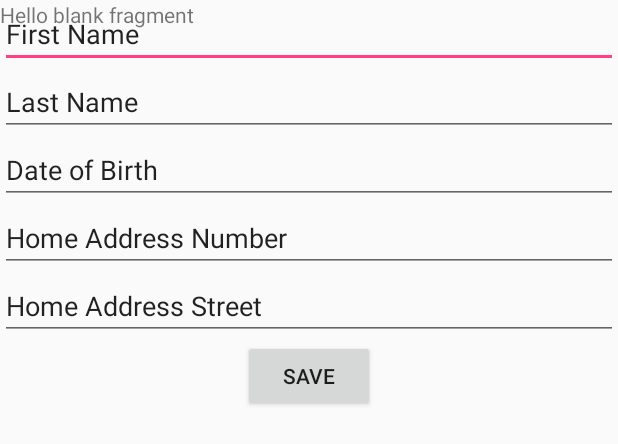
After one commit to Phunkenstein/votair, an Android app: the layout fragment_profile.xml on its own in the app's theme, with its tools: preview values and no code run, on a phone screen of 412 x 824 dp. The commit adds this screen. Shown: the top 444 px of the screen. Run offline under Robolectric (Android 15) with nearby library versions, the phone set to English and light mode, and no system bars.

Commit message:
Adding data models and fragment_profile.

```diff
--- /dev/null
+++ b/app/src/main/res/layout/fragment_profile.xml
@@ -0,0 +1,71 @@
+<FrameLayout xmlns:android="http://schemas.android.com/apk/res/android"
+    xmlns:tools="http://schemas.android.com/tools"
+    android:layout_width="match_parent"
+    android:layout_height="match_parent"
+    tools:context=".ProfileFragment">
+
+    <!-- TODO: Update blank fragment layout -->
+    <TextView
+        android:layout_width="match_parent"
+        android:layout_height="match_parent"
+        android:text="@string/hello_blank_fragment" />
+
+    <LinearLayout
+        android:orientation="vertical"
+        android:layout_width="match_parent"
+        android:layout_height="match_parent"
+        android:layout_gravity="center_horizontal|top">
+
+        <EditText
+            android:layout_width="match_parent"
+            android:layout_height="wrap_content"
+            android:inputType="textPersonName"
+            android:text="First Name"
+            android:ems="10"
+            android:id="@+id/firstNameid"
+            android:layout_gravity="center_horizontal" />
+
+        <EditText
+            android:layout_width="match_parent"
+            android:layout_height="wrap_content"
+            android:inputType="textPersonName"
+            android:text="Last Name"
+            android:ems="10"
+            android:id="@+id/lastNameid"
+            android:layout_gravity="center_horizontal" />
+
+        <EditText
+            android:layout_width="match_parent"
+            android:layout_height="wrap_content"
+            android:inputType="date"
+            android:ems="10"
+            android:id="@+id/dateOfBirthid"
+            android:layout_gravity="center_horizontal"
+            android:text="Date of Birth" />
+
+        <EditText
+            android:layout_width="match_parent"
+            android:layout_height="wrap_content"
+            android:inputType="number"
+            android:ems="10"
+            android:id="@+id/houseNumberId"
+            android:layout_gravity="center_horizontal"
+            android:text="Home Address Number" />
+
+        <EditText
+            android:layout_width="match_parent"
+            android:layout_height="wrap_content"
+            android:id="@+id/homeAddressStreetId"
+            android:layout_gravity="center_horizontal"
+            android:text="Home Address Street" />
+
+        <Button
+            android:layout_width="wrap_content"
+            android:layout_height="wrap_content"
+            android:text="Save"
+            android:id="@+id/saveButtonId"
+            android:layout_gravity="center_horizontal" />
+
+    </LinearLayout>
+
+</FrameLayout>
--- a/app/src/main/res/values/strings.xml
+++ b/app/src/main/res/values/strings.xml
@@ -2,4 +2,7 @@
     <string name="app_name">Votair</string>
     <string name="action_settings">Settings</string>
     <string name="section_format">Hello World from section: %1$d</string>
+
+    <!-- TODO: Remove or change this placeholder text -->
+    <string name="hello_blank_fragment">Hello blank fragment</string>
 </resources>
```
Also changed, not shown: app/src/main/java/com/montedigorno/votair/ProfileFragment.java (added, +107 -0 lines), app/src/main/java/com/montedigorno/votair/models/ElectionModel.java (added, +13 -0 lines), app/src/main/java/com/montedigorno/votair/models/ProfileModel.java (added, +99 -0 lines).
